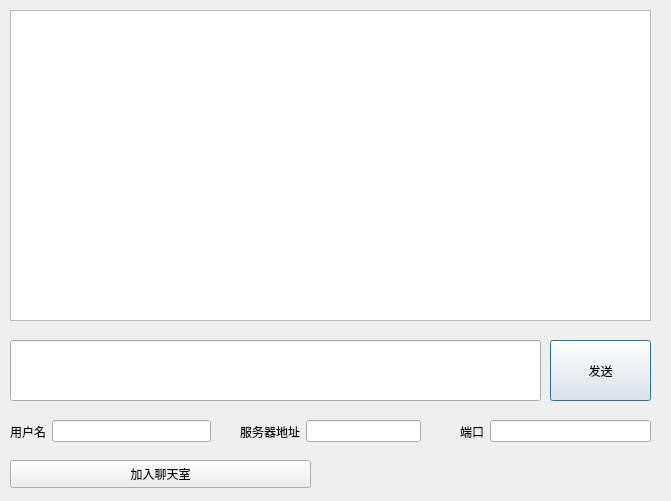
Above: tcpclient.ui from holdonbush/QT-sample-chat-application before the change. Below: the same form after it.
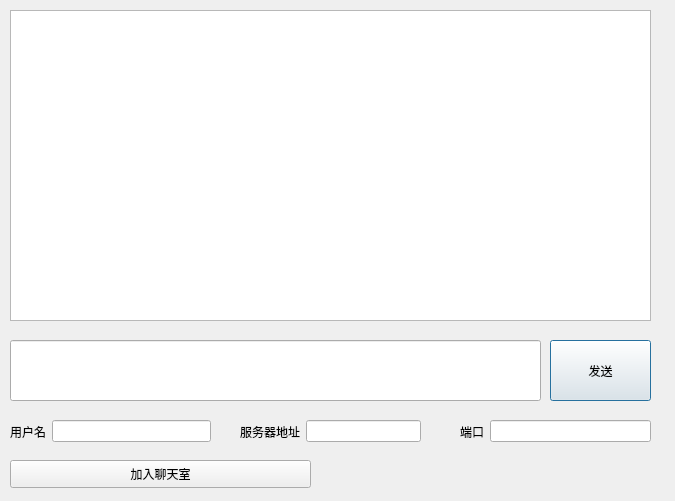
That is the form after the change.

Diff of the .ui file:
```diff
--- a/tcpclient.ui
+++ b/tcpclient.ui
@@ -6,7 +6,7 @@
    <rect>
     <x>0</x>
     <y>0</y>
-    <width>671</width>
+    <width>675</width>
     <height>501</height>
    </rect>
   </property>
@@ -59,7 +59,7 @@
     </rect>
    </property>
   </widget>
-  <widget class="QWidget" name="">
+  <widget class="QWidget" name="layoutWidget">
    <property name="geometry">
     <rect>
      <x>10</x>
@@ -81,7 +81,7 @@
     </item>
    </layout>
   </widget>
-  <widget class="QWidget" name="">
+  <widget class="QWidget" name="layoutWidget">
    <property name="geometry">
     <rect>
      <x>240</x>
@@ -103,7 +103,7 @@
     </item>
    </layout>
   </widget>
-  <widget class="QWidget" name="">
+  <widget class="QWidget" name="layoutWidget">
    <property name="geometry">
     <rect>
      <x>460</x>
```
